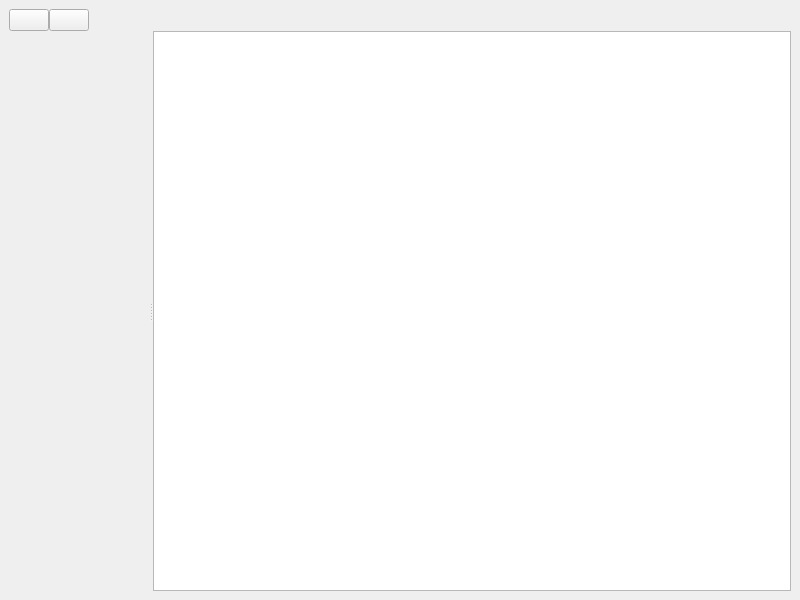
Qt form sem3/OOP/qtlearn/Notes/mainwindow.ui (Dunnaya/uni) before a commit.
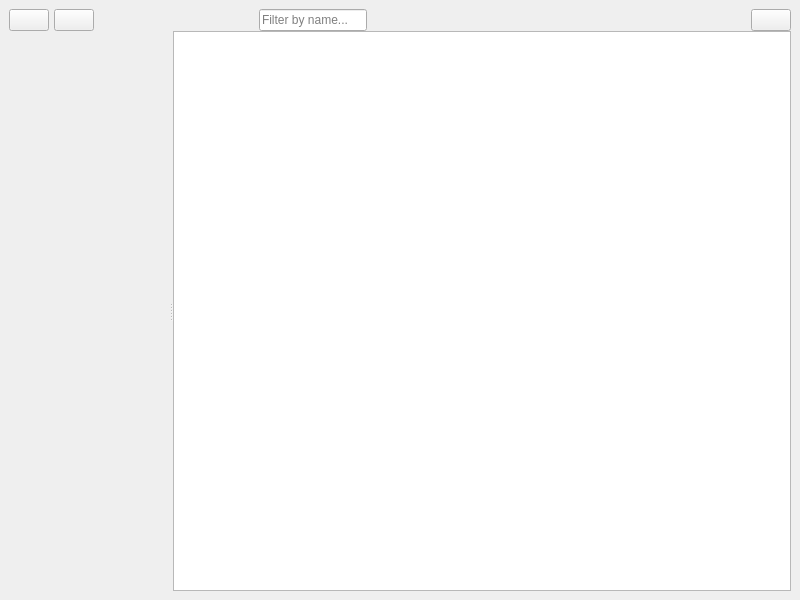
The same form after that commit. Icons and pictures are not drawn. Custom widgets are drawn as their Qt base class.

Commit message: added light/dark themes and the filterByName func

The edit to the form file:
```diff
--- a/sem3/OOP/qtlearn/Notes/mainwindow.ui
+++ b/sem3/OOP/qtlearn/Notes/mainwindow.ui
@@ -42,6 +42,22 @@
        </property>
       </widget>
      </item>
+     <item>
+      <spacer name="horizontalSpacer_3">
+       <property name="orientation">
+        <enum>Qt::Orientation::Horizontal</enum>
+       </property>
+       <property name="sizeType">
+        <enum>QSizePolicy::Policy::Fixed</enum>
+       </property>
+       <property name="sizeHint" stdset="0">
+        <size>
+         <width>5</width>
+         <height>20</height>
+        </size>
+       </property>
+      </spacer>
+     </item>
      <item>
       <widget class="QPushButton" name="removeNoteBtn">
        <property name="text">
@@ -51,6 +67,47 @@
         <iconset>
          <normaloff>:/icons/remove.svg</normaloff>:/icons/remove.svg</iconset>
        </property>
+       <property name="iconSize">
+        <size>
+         <width>32</width>
+         <height>16</height>
+        </size>
+       </property>
+      </widget>
+     </item>
+     <item>
+      <spacer name="horizontalSpacer_2">
+       <property name="orientation">
+        <enum>Qt::Orientation::Horizontal</enum>
+       </property>
+       <property name="sizeType">
+        <enum>QSizePolicy::Policy::Fixed</enum>
+       </property>
+       <property name="sizeHint" stdset="0">
+        <size>
+         <width>165</width>
+         <height>20</height>
+        </size>
+       </property>
+      </spacer>
+     </item>
+     <item>
+      <widget class="QLineEdit" name="serchByNameLine">
+       <property name="sizePolicy">
+        <sizepolicy hsizetype="Fixed" vsizetype="Fixed">
+         <horstretch>0</horstretch>
+         <verstretch>0</verstretch>
+        </sizepolicy>
+       </property>
+       <property name="inputMask">
+        <string/>
+       </property>
+       <property name="text">
+        <string/>
+       </property>
+       <property name="placeholderText">
+        <string>Filter by name...</string>
+       </property>
       </widget>
      </item>
      <item>
@@ -66,6 +123,23 @@
        </property>
       </spacer>
      </item>
+     <item>
+      <widget class="QPushButton" name="changeThemeBtn">
+       <property name="text">
+        <string/>
+       </property>
+       <property name="icon">
+        <iconset>
+         <normaloff>icons/dark.svg</normaloff>icons/dark.svg</iconset>
+       </property>
+       <property name="iconSize">
+        <size>
+         <width>32</width>
+         <height>16</height>
+        </size>
+       </property>
+      </widget>
+     </item>
     </layout>
    </item>
    <item>
@@ -79,7 +153,7 @@
      <widget class="NotesListWidget" name="notesListWidget" native="true">
       <property name="minimumSize">
        <size>
-        <width>140</width>
+        <width>160</width>
         <height>0</height>
        </size>
       </property>
@@ -97,6 +171,12 @@
         <height>0</height>
        </size>
       </property>
+      <property name="font">
+       <font>
+        <family>Apple Chancery</family>
+        <italic>true</italic>
+       </font>
+      </property>
       <property name="autoFillBackground">
        <bool>false</bool>
       </property>
```
Left out of the diff: 14 changed lines with no effect on the pictures. The commit also changes 7 other files.
